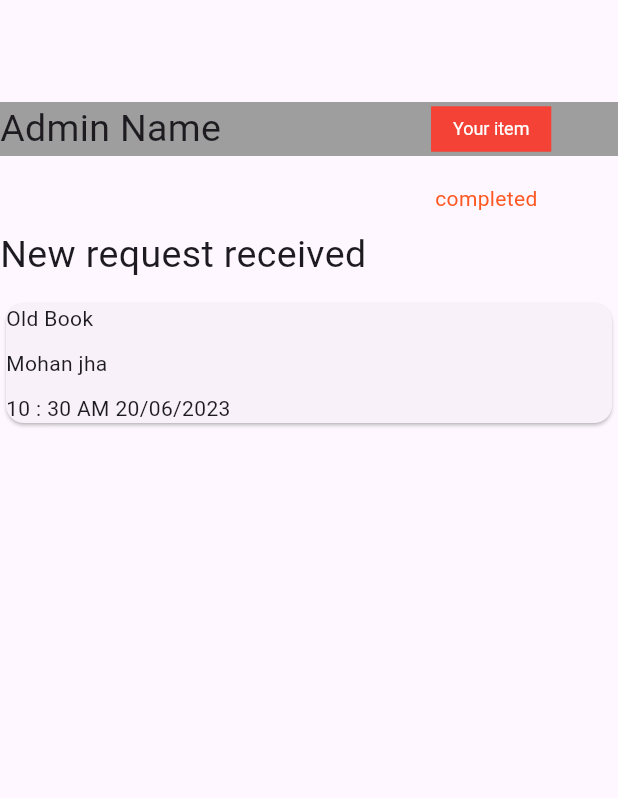
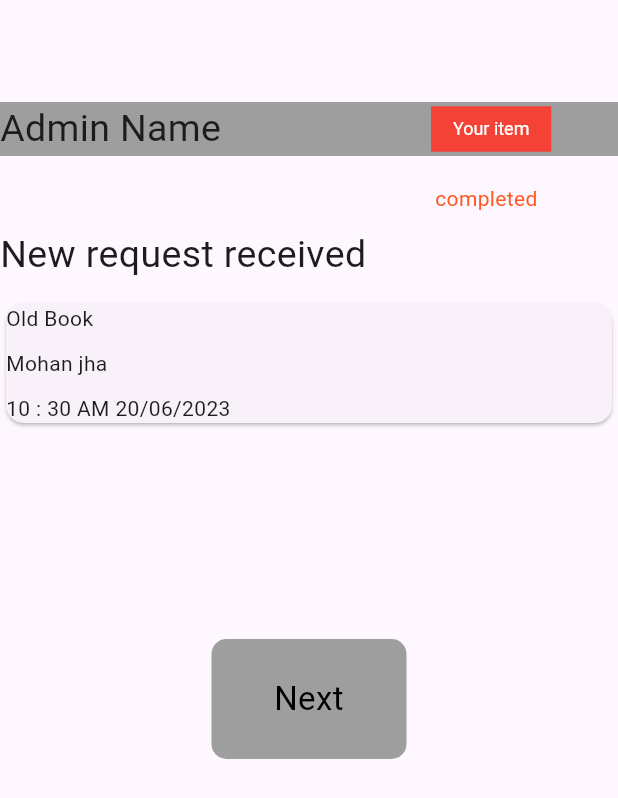
Before and after one commit to callvcal/assignment_app, a Flutter app: the screen it shows after launch, on a phone screen of 412 x 824 dp. Shown: the top 798 px of the screen. Run offline on Flutter 3.47's test engine with Material 2 defaults, Android fonts, the phone set to English and light mode, and no system bars.

Commit message:
your msg

```diff
--- a/lib/page1.dart
+++ b/lib/page1.dart
@@ -1,3 +1,4 @@
+import 'package:callvcal/page_2.dart';
 import 'package:flutter/material.dart';import 'package:getwidget/getwidget.dart';
 
 class Page_6 extends StatefulWidget {
@@ -70,7 +71,29 @@ class _Page_6State extends State<Page_6> {
                     ],)
                   ],
                 ),
-              )
+              ),
+              SizedBox(height: 140,),
+              GestureDetector(
+                onTap: ()=> {
+                Navigator.push(
+                context,
+                MaterialPageRoute(builder: (context) => const Page_2()),)
+                },
+                child: Container(
+                  height: 80.0,
+                  width: 130.0,
+                  color: Colors.transparent,
+                  child: Container(
+                      decoration: BoxDecoration(
+                          color: Colors.grey,
+                          borderRadius: BorderRadius.all(Radius.circular(10.0))),
+                      child: new Center(
+                        child: new Text("Next",
+                          style: TextStyle(color: Colors.black, fontSize: 22),
+                          textAlign: TextAlign.center,),
+                      )),
+                ),
+              ),
             ]
         ),
       ),
```
Also changed, not shown: lib/page_2.dart (added, +143 -0 lines), pubspec.yaml (+3 -5 lines), assets/images/books.jpg (added), assets/images/logo.jpg (added), assets/images/logo.png (added).
